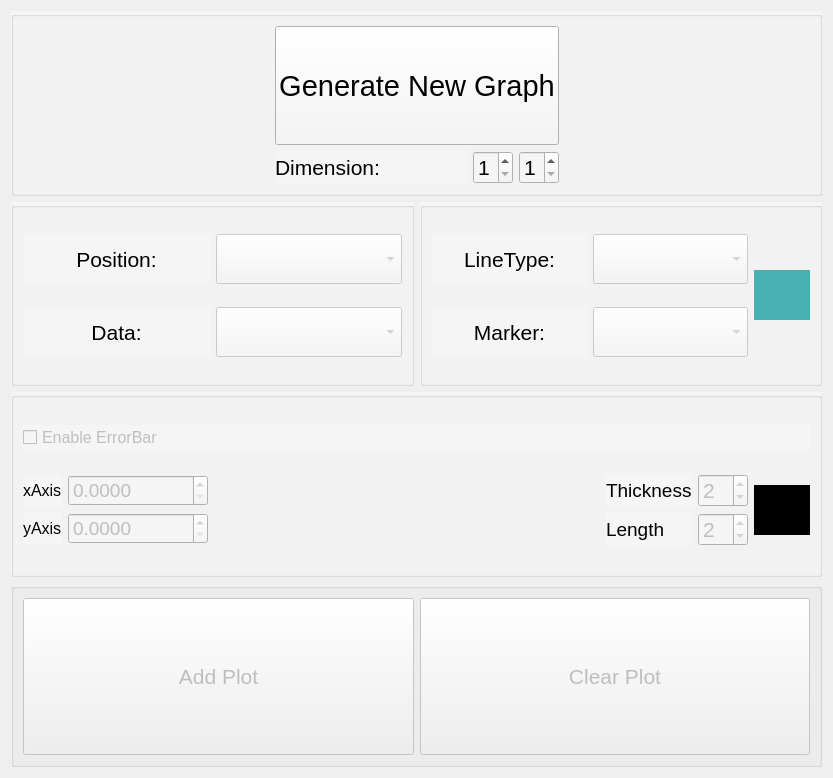
The window that View/ui/GraphWindow.ui (BETRU21/GraphicGenerator) describes before a commit, drawn with Qt 5.
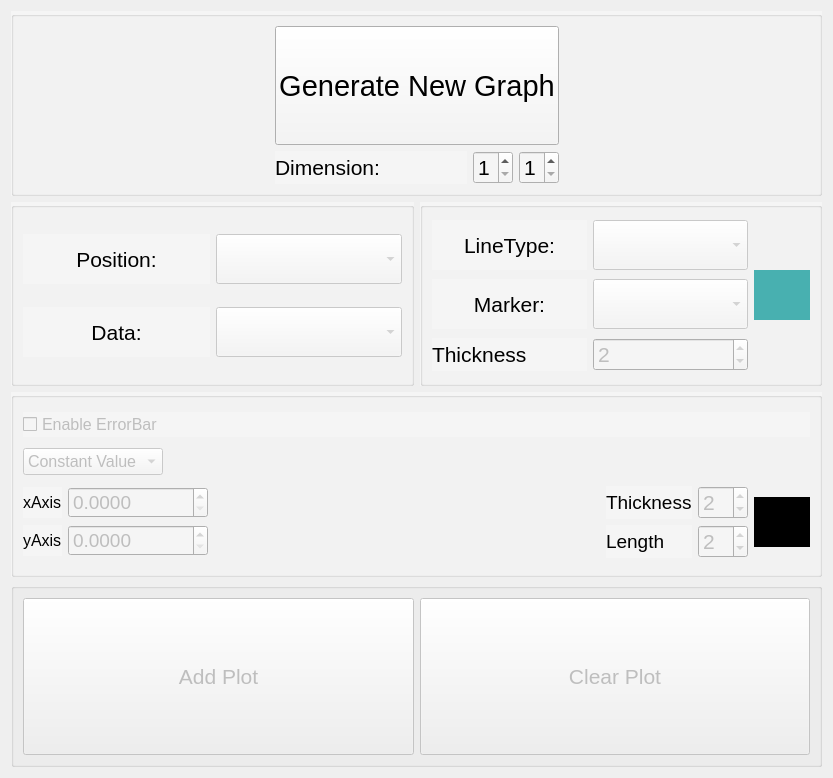
The same window after the commit.

Commit message: Add errorBar in percentage, delete one data and add line thickness

Patch:
```diff
--- a/View/ui/GraphWindow.ui
+++ b/View/ui/GraphWindow.ui
@@ -306,6 +306,40 @@
             </item>
            </layout>
           </item>
+          <item>
+           <layout class="QHBoxLayout" name="horizontalLayout_3">
+            <item>
+             <widget class="QLabel" name="label_5">
+              <property name="font">
+               <font>
+                <pointsize>16</pointsize>
+               </font>
+              </property>
+              <property name="text">
+               <string>Thickness</string>
+              </property>
+             </widget>
+            </item>
+            <item>
+             <widget class="QSpinBox" name="sb_lineThickness">
+              <property name="enabled">
+               <bool>false</bool>
+              </property>
+              <property name="font">
+               <font>
+                <pointsize>16</pointsize>
+               </font>
+              </property>
+              <property name="minimum">
+               <number>1</number>
+              </property>
+              <property name="value">
+               <number>2</number>
+              </property>
+             </widget>
+            </item>
+           </layout>
+          </item>
          </layout>
         </item>
         <item>
@@ -371,6 +405,45 @@
         </property>
        </widget>
       </item>
+      <item>
+       <layout class="QHBoxLayout" name="horizontalLayout">
+        <item>
+         <widget class="QComboBox" name="cmb_errorType">
+          <property name="enabled">
+           <bool>false</bool>
+          </property>
+          <property name="font">
+           <font>
+            <pointsize>12</pointsize>
+           </font>
+          </property>
+          <item>
+           <property name="text">
+            <string>Constant Value</string>
+           </property>
+          </item>
+          <item>
+           <property name="text">
+            <string>Percentage</string>
+           </property>
+          </item>
+         </widget>
+        </item>
+        <item>
+         <spacer name="horizontalSpacer_4">
+          <property name="orientation">
+           <enum>Qt::Horizontal</enum>
+          </property>
+          <property name="sizeHint" stdset="0">
+           <size>
+            <width>40</width>
+            <height>20</height>
+           </size>
+          </property>
+         </spacer>
+        </item>
+       </layout>
+      </item>
       <item>
        <layout class="QHBoxLayout" name="horizontalLayout_6">
         <item>
```
The commit also changes 9 other files.
